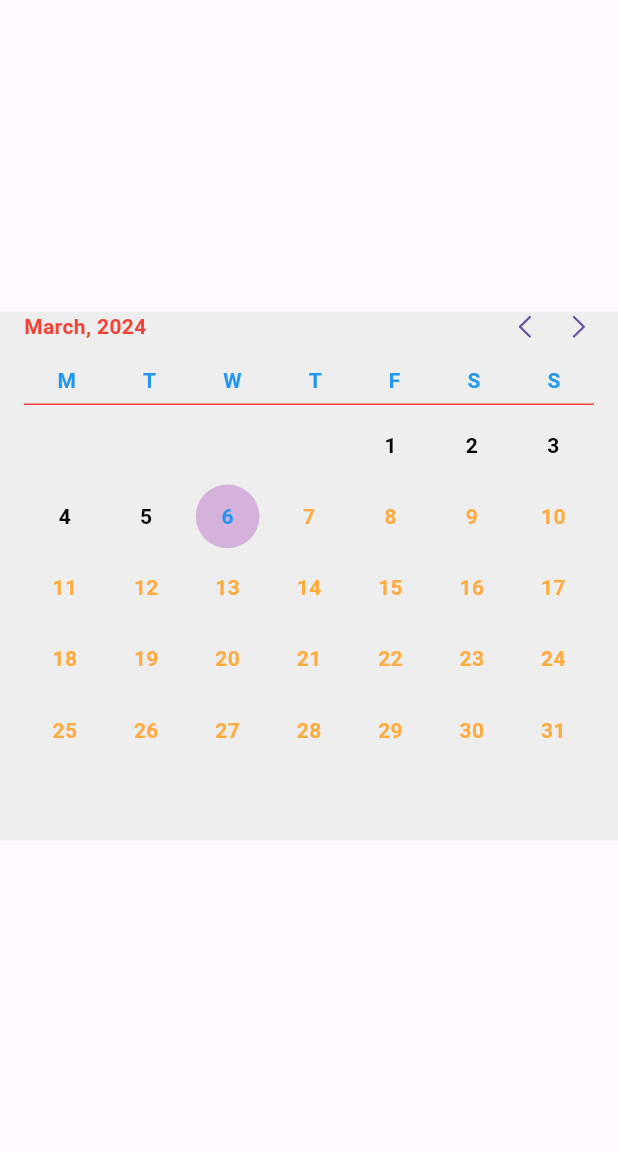
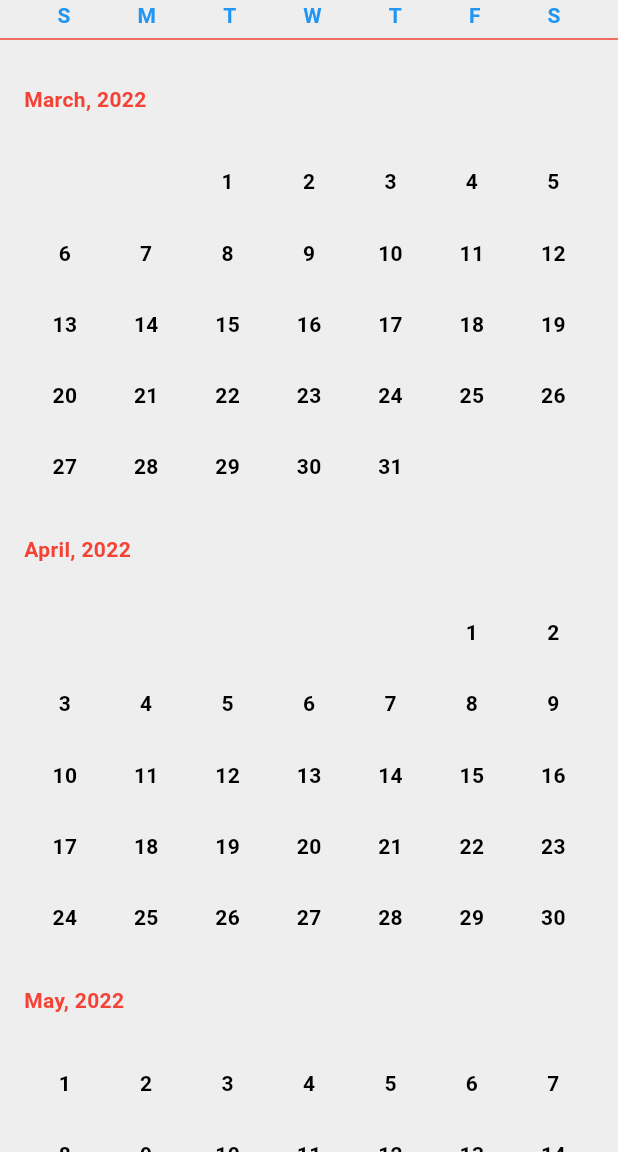
Before and after one commit to sharabiddin/nifty_range_picker, a Flutter app: the screen it shows after launch, on a phone screen of 412 x 824 dp, the part 84-1236 px from its top. Run offline on Flutter 3.47's test engine with Material 3 defaults, Android fonts, the phone set to English and light mode, and no system bars.

Commit message:
Fixed localizatuion bug

```diff
--- a/example/lib/nifty_range_picker_example.dart
+++ b/example/lib/nifty_range_picker_example.dart
@@ -10,7 +10,7 @@ class NiftyRangePickerExamplePage extends StatefulWidget {
 
 class _NiftyRangePickerExamplePageState extends State<NiftyRangePickerExamplePage> {
   final NiftyRangePickerController controller = NiftyRangePickerController(
-    firstDate: DateTime(2024, 3, 1),
+    firstDate: DateTime(2022, 3, 1),
     lastDate: DateTime.now(),
     currentDate: DateTime.now(),
   );
@@ -39,7 +39,7 @@ class _NiftyRangePickerExamplePageState extends State<NiftyRangePickerExamplePag
             color: Colors.grey[200],
             child: NiftyRangeDatePicker(
               controller: controller,
-              isVerticalAligned: false,
+              isVerticalAligned: true,
               contentPadding: const EdgeInsets.symmetric(horizontal: 16),
               currentDateDecorationColor: Colors.teal,
               dividerColor: Colors.red,
--- a/example/pubspec.yaml
+++ b/example/pubspec.yaml
@@ -37,6 +37,8 @@ dependencies:
   cupertino_icons: ^1.0.6
   nifty_range_picker:
     path: ../
+  flutter_localizations:
+    sdk: flutter
 
 dev_dependencies:
   flutter_test:
--- a/lib/src/header.dart
+++ b/lib/src/header.dart
@@ -1,4 +1,6 @@
 import 'package:flutter/cupertino.dart';
+import 'package:flutter/material.dart';
+import 'package:flutter/widgets.dart';
 
 import 'leading_date.dart';
 
@@ -38,10 +40,13 @@ class Header extends StatelessWidget {
     return Row(
       mainAxisAlignment: MainAxisAlignment.spaceBetween,
       children: [
-        LeadingDate(
-          onTap: onDateTap,
-          displayedText: displayedDate,
-          displayedTextStyle: leadingDateTextStyle,
+        AnimatedSize(
+          duration: Durations.short1,
+          child: LeadingDate(
+            onTap: onDateTap,
+            displayedText: displayedDate,
+            displayedTextStyle: leadingDateTextStyle,
+          ),
         ),
         Row(
           children: [
--- a/lib/src/range_days_picker.dart
+++ b/lib/src/range_days_picker.dart
@@ -282,7 +282,7 @@ class __RangeDaysPickerState extends State<RangeDaysPicker> {
                   leftArrowIcon: widget.leftArrowIcon,
                   rightArrowIcon: widget.rightArrowIcon,
                   onDateTap: () => widget.onLeadingDateTap?.call(),
-                  displayedDate: _leadingDateFormatter(_displayedMonth!),
+                  displayedDate: _leadingDateFormatter(_displayedMonth!, Localizations.localeOf(context)),
                   onNextPage: () {
                     _pageController.nextPage(
                       duration: const Duration(milliseconds: 300),
@@ -381,7 +381,7 @@ class __RangeDaysPickerState extends State<RangeDaysPicker> {
                             onTap: () {
                               widget.onLeadingDateTap?.call();
                             },
-                            displayedText: _leadingDateFormatter(month),
+                            displayedText: _leadingDateFormatter(month, Localizations.localeOf(context)),
                             displayedTextStyle: leadingDateTextStyle,
                           ),
                           const SizedBox(height: 24),
@@ -419,5 +419,11 @@ class __RangeDaysPickerState extends State<RangeDaysPicker> {
           );
   }
 
-  String _leadingDateFormatter(DateTime month) => DateFormat("MMMM, yyyy").format(month);
+  String _leadingDateFormatter(DateTime month, Locale locale) {
+    //Need to make first letter Uppercase
+    return DateFormat("MMMM, yyyy", locale.toString()).format(month).replaceFirstMapped(
+          RegExp(r'^\w'),
+          (match) => match.group(0)!.toUpperCase(),
+        );
+  }
 }
--- a/lib/src/week_names.dart
+++ b/lib/src/week_names.dart
@@ -27,7 +27,8 @@ class WeekNames extends StatelessWidget {
     MaterialLocalizations localizations,
   ) {
     final List<Widget> result = <Widget>[];
-    final weekdayNames = intl.DateFormat('', locale.toString()).dateSymbols.NARROWWEEKDAYS;
+    final weekdayNames =
+        intl.DateFormat('', locale.toString()).dateSymbols.WEEKDAYS.map((e) => e[0].toUpperCase()).toList();
 
     for (int i = localizations.firstDayOfWeekIndex; true; i = (i + 1) % 7) {
       final String weekday = weekdayNames[i];
--- a/pubspec.yaml
+++ b/pubspec.yaml
@@ -1,6 +1,6 @@
 name: nifty_range_picker
 description: "A new flutter package"
-version: 0.0.2
+version: 0.0.3
 homepage:
 
 environment:
@@ -10,7 +10,8 @@ environment:
 dependencies:
   flutter:
     sdk: flutter
-  intl: ^0.19.0
+  intl: ^0.18.1
+  flutter_localization:
 
 
 dev_dependencies:
```
Also changed, not shown: example/lib/main.dart (+12 -5 lines), example/pubspec.lock, 14 other files.
